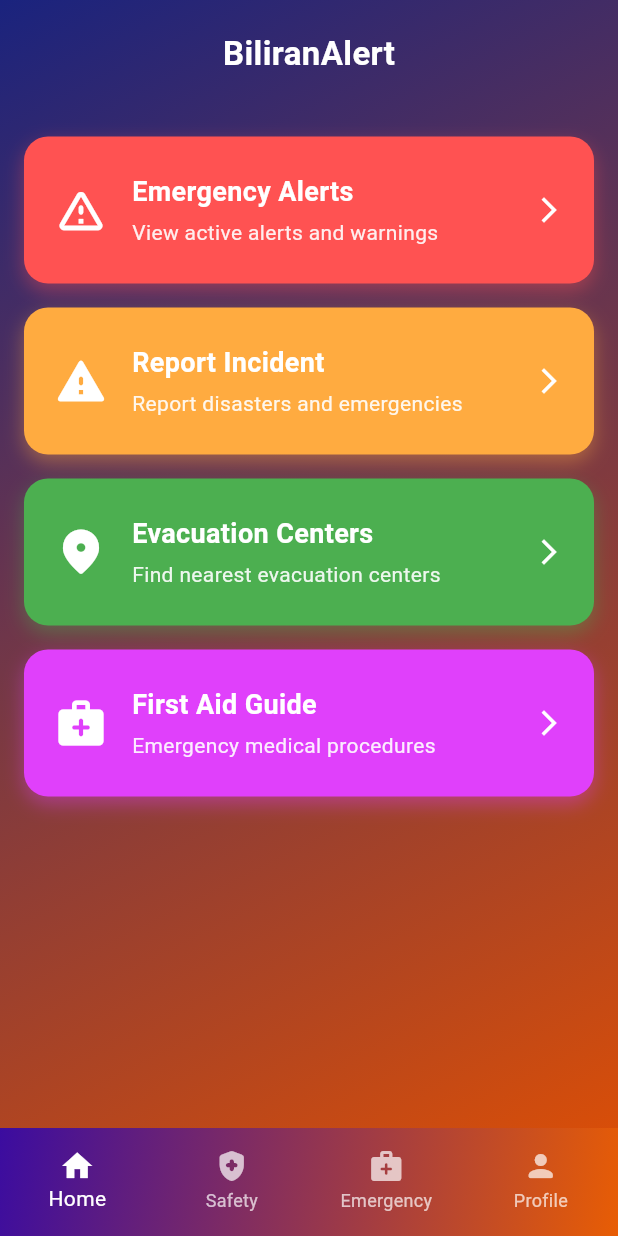
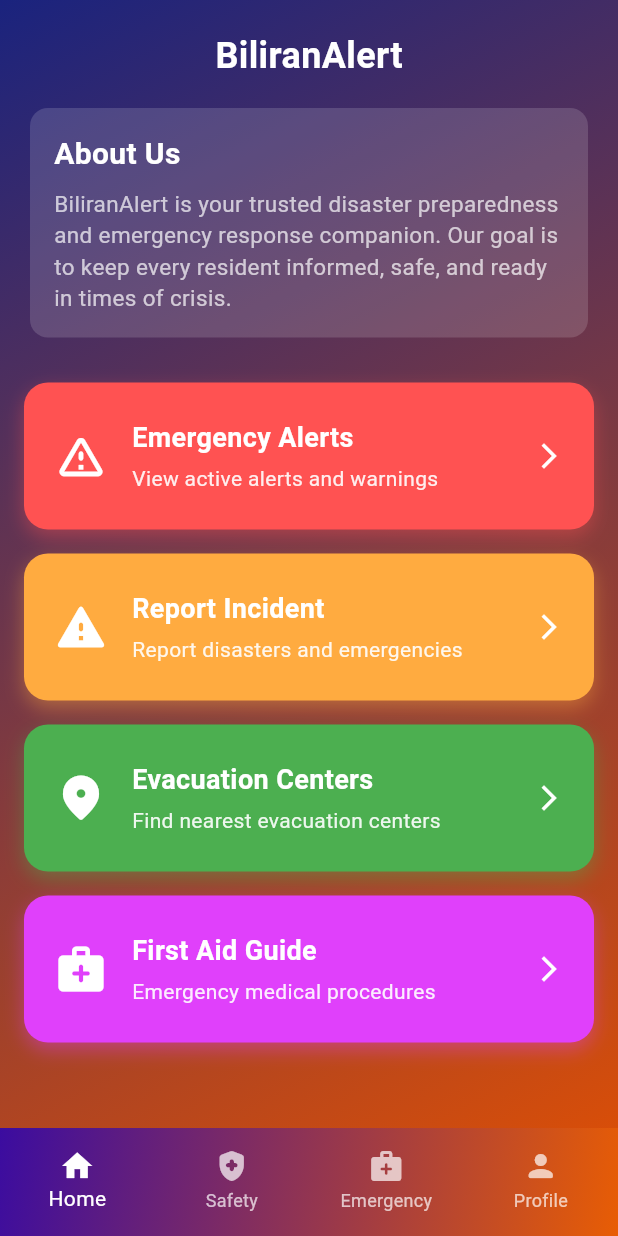
Before and after one commit to JustLJ08/BiliranAlert, a Flutter app: the HomeDashboard screen opened directly, on a phone screen of 412 x 824 dp. Run offline on Flutter 3.47's test engine with Material 3 defaults, Android fonts, the light colour scheme and no system bars.

Commit message:
add about us

```diff
--- a/lib/screens/home_dashboard.dart
+++ b/lib/screens/home_dashboard.dart
@@ -31,7 +31,6 @@ class _HomeDashboardState extends State<HomeDashboard> {
   @override
   Widget build(BuildContext context) {
     return Scaffold(
-      // ✅ Important: allows gradient to extend behind the bottom nav
       extendBody: true,
       backgroundColor: Colors.transparent,
       body: _pages[_selectedIndex],
@@ -96,7 +95,6 @@ class HomeContent extends StatelessWidget {
     ];
 
     return Container(
-      // ✅ Gradient directly applied to root container
       decoration: const BoxDecoration(
         gradient: LinearGradient(
           colors: [primaryDarkBlue, accentOrange],
@@ -105,19 +103,60 @@ class HomeContent extends StatelessWidget {
         ),
       ),
       child: SafeArea(
-        bottom: false, // ✅ Avoids pushing content up (no white gap)
+        bottom: false,
         child: Column(
           children: [
             const SizedBox(height: 20),
+
+            // --- App Title ---
             const Text(
               "BiliranAlert",
               style: TextStyle(
                 fontWeight: FontWeight.bold,
                 color: Colors.white,
-                fontSize: 22,
+                fontSize: 24,
               ),
             ),
-            const SizedBox(height: 40),
+
+            const SizedBox(height: 8),
+
+            // --- NEW: About Us Section ---
+            Container(
+              margin: const EdgeInsets.symmetric(horizontal: 20, vertical: 10),
+              padding: const EdgeInsets.all(16),
+              decoration: BoxDecoration(
+                color: Colors.white.withOpacity(0.15),
+                borderRadius: BorderRadius.circular(12),
+              ),
+              child: const Column(
+                crossAxisAlignment: CrossAxisAlignment.start,
+                children: [
+                  Text(
+                    "About Us",
+                    style: TextStyle(
+                      color: Colors.white,
+                      fontSize: 20,
+                      fontWeight: FontWeight.bold,
+                    ),
+                  ),
+                  SizedBox(height: 8),
+                  Text(
+                    "BiliranAlert is your trusted disaster preparedness and "
+                    "emergency response companion. Our goal is to keep every "
+                    "resident informed, safe, and ready in times of crisis.",
+                    style: TextStyle(
+                      color: Colors.white70,
+                      fontSize: 15,
+                      height: 1.4,
+                    ),
+                  ),
+                ],
+              ),
+            ),
+
+            const SizedBox(height: 20),
+
+            // --- Feature Menu ---
             Expanded(
               child: SingleChildScrollView(
                 padding: const EdgeInsets.symmetric(horizontal: 16),
```
